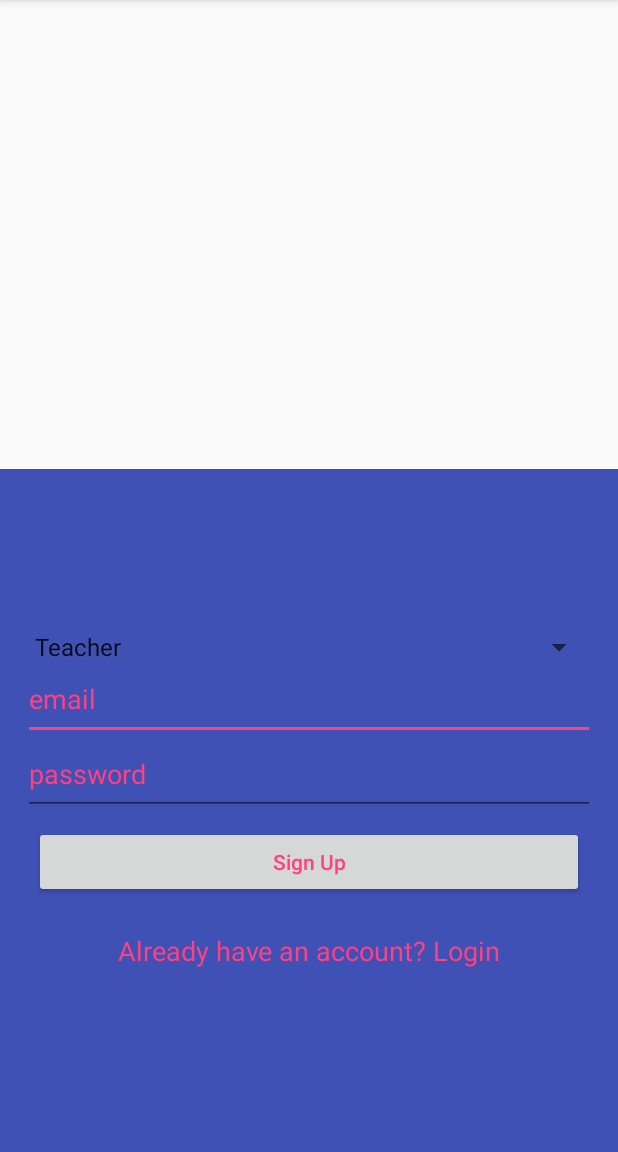
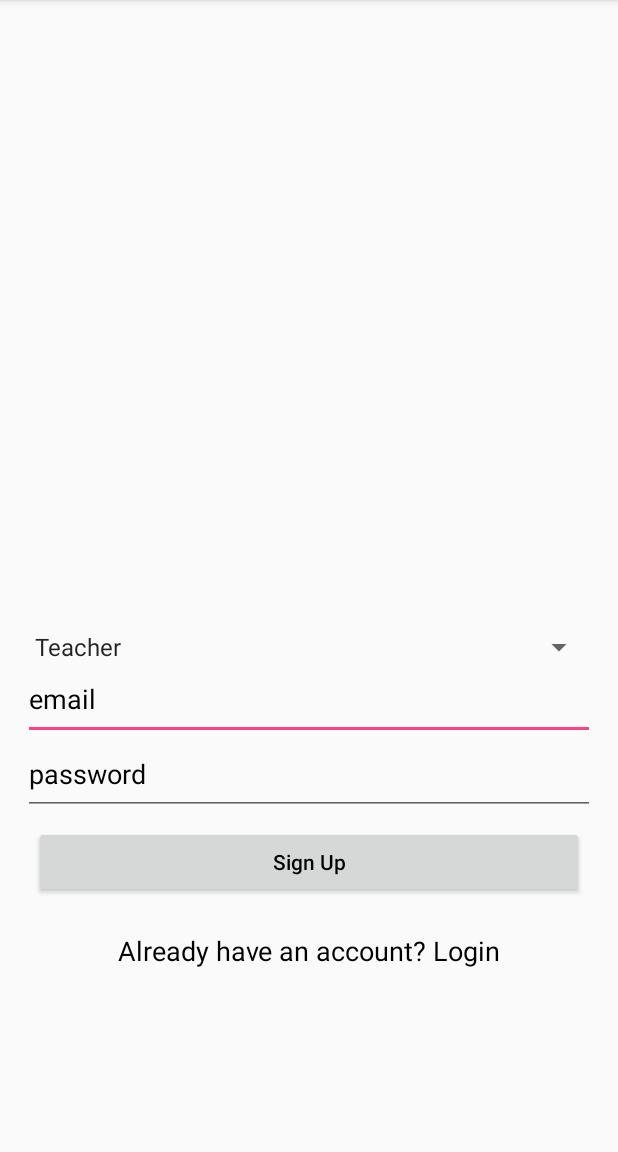
Before and after one commit to tjbright1/MusicMentor, an Android app: the SignupActivity screen opened directly, with no data from a screen before it, on a phone screen of 412 x 824 dp, the part 84-1236 px from its top. Run offline under Robolectric (Android 15) with nearby library versions, the phone set to English and light mode, and no system bars; our stand-ins replace Firebase (no records; nobody signed in at launch, a user with empty details on screens opened directly).

Commit message:
Changed UI background 2

```diff
--- a/app/src/main/res/layout/activity_signup.xml
+++ b/app/src/main/res/layout/activity_signup.xml
@@ -26,7 +26,7 @@
         android:layout_width="match_parent"
         android:layout_height="wrap_content"
         android:layout_weight="1"
-        android:background="@color/colorPrimary">
+        >
 
         <LinearLayout
             android:layout_width="match_parent"
@@ -49,7 +49,7 @@
                 android:hint="email"
                 android:inputType="textEmailAddress"
                 android:paddingBottom="15dp"
-                android:textColorHint="@color/colorAccent" />
+                android:textColorHint="@color/black" />
 
             <EditText
                 android:id="@+id/editTextPassword"
@@ -59,7 +59,7 @@
                 android:hint="password"
                 android:inputType="textPassword"
                 android:paddingBottom="15dp"
-                android:textColorHint="@color/colorAccent" />
+                android:textColorHint="@color/black" />
 
             <Button
                 android:id="@+id/buttonSignUp"
@@ -69,7 +69,7 @@
                 android:layout_margin="7dp"
                 android:text="Sign Up"
                 android:textAllCaps="false"
-                android:textColor="@color/colorAccent" />
+                android:textColor="@color/black" />
 
             <TextView
                 android:id="@+id/textViewLogin"
@@ -79,7 +79,7 @@
                 android:text="Already have an account? Login"
                 android:textAlignment="center"
                 android:textAppearance="@style/Base.TextAppearance.AppCompat.Medium"
-                android:textColor="@color/colorAccent" />
+                android:textColor="@color/black" />
 
 
         </LinearLayout>
```
